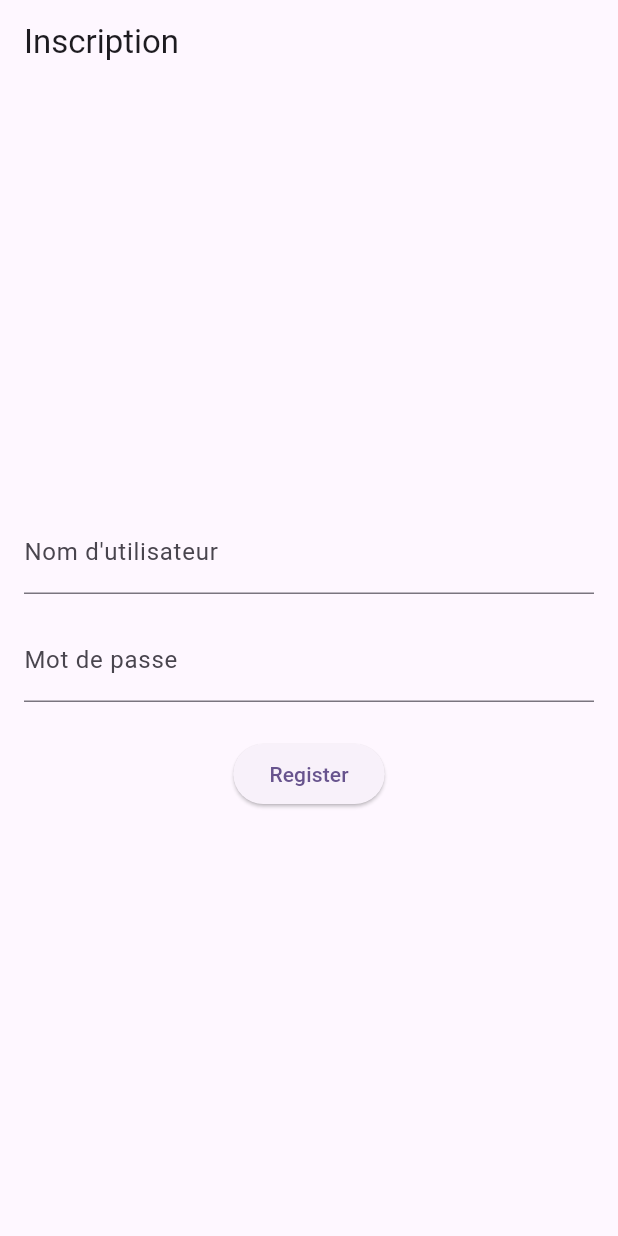
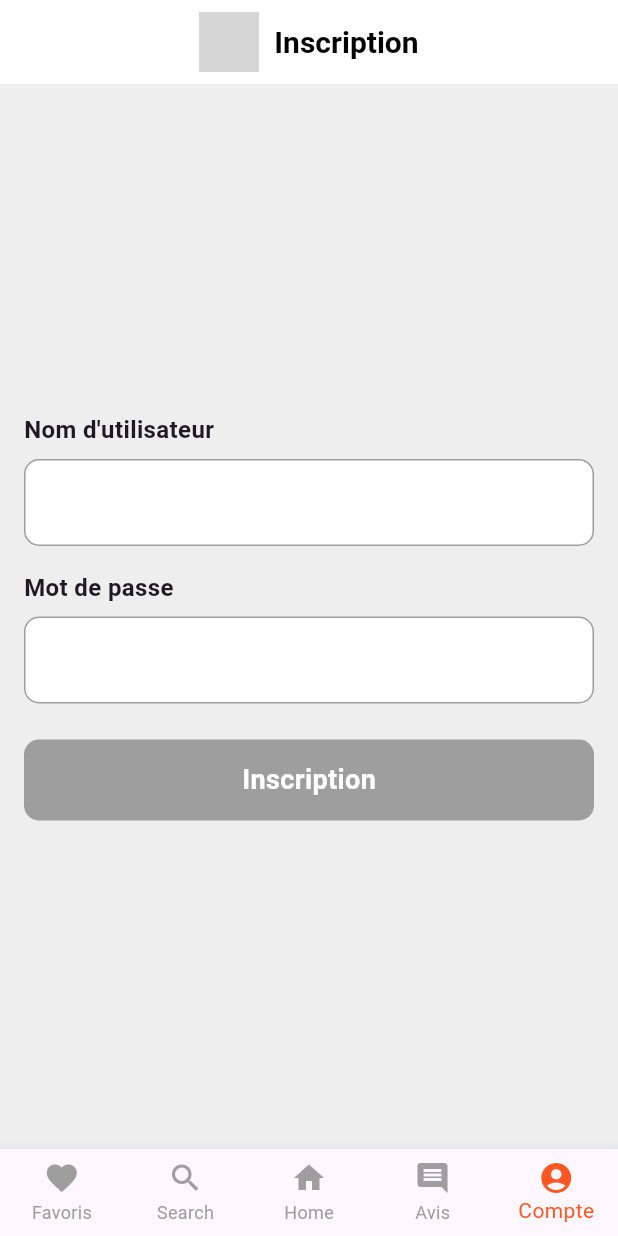
Before and after one commit to MatthiasCaroux/restaurant_mobile, a Flutter app: the RegisterView screen opened by its route, on a phone screen of 412 x 824 dp. Run offline on Flutter 3.47's test engine with Material 3 defaults, Android fonts, the phone set to English and light mode, and no system bars; our stand-ins replace go_router, supabase_flutter; accounts and stored records are empty; grey boxes are pictures that could not be loaded.

Commit message:
création de la page

```diff
--- a/application_restaurant/lib/database/insert_function.dart
+++ b/application_restaurant/lib/database/insert_function.dart
@@ -24,7 +24,7 @@ class InsertFunction {
   async {
     final supabase = Supabase.instance.client;
     final response = await supabase.from('Utilisateur').insert({
-      'Utilisateur': Utilisateur,
+      'username': Utilisateur,
       'password': password,
     });
 
--- a/application_restaurant/lib/views/Register.dart
+++ b/application_restaurant/lib/views/Register.dart
@@ -1,6 +1,7 @@
 import 'package:flutter/material.dart';
 import 'package:go_router/go_router.dart';
 import '../database/insert_function.dart';
+import 'bottom_navigation_bar.dart';
 
 class RegisterView extends StatelessWidget {
   final _formKey = GlobalKey<FormState>();
@@ -9,9 +10,31 @@ class RegisterView extends StatelessWidget {
 
   @override
   Widget build(BuildContext context) {
-    return Scaffold(
+    return Bottom_Navigation_Bar(
+      currentIndex: 4, // Index correspondant à "Compte"
+      child: Scaffold(
         appBar: AppBar(
-        title: Text("Inscription"),
+          backgroundColor: Colors.white,
+          elevation: 0,
+          title: Row(
+            mainAxisAlignment: MainAxisAlignment.center,
+            children: [
+              Image.asset(
+                'logo_site.png',
+                height: 40,
+              ),
+              SizedBox(width: 10),
+              Text(
+                "Inscription",
+                style: TextStyle(
+                  fontSize: 20,
+                  fontWeight: FontWeight.bold,
+                  color: Colors.black,
+                ),
+              ),
+            ],
+          ),
+          centerTitle: true,
         ),
         body: Center(
           child: Padding(
@@ -20,10 +43,25 @@ class RegisterView extends StatelessWidget {
               key: _formKey,
               child: Column(
                 mainAxisAlignment: MainAxisAlignment.center,
+                crossAxisAlignment: CrossAxisAlignment.start,
                 children: [
-                TextFormField(
+                  Text(
+                    "Nom d'utilisateur",
+                    style: TextStyle(fontSize: 16, fontWeight: FontWeight.bold),
+                  ),
+                  SizedBox(height: 8),
+                  Container(
+                    decoration: BoxDecoration(
+                      color: Colors.white,
+                      borderRadius: BorderRadius.circular(10),
+                      border: Border.all(color: Colors.grey),
+                    ),
+                    child: TextFormField(
                       controller: _usernameController,
-                  decoration: InputDecoration(labelText: "Nom d'utilisateur"),
+                      decoration: InputDecoration(
+                        border: InputBorder.none,
+                        contentPadding: EdgeInsets.symmetric(horizontal: 12, vertical: 16),
+                      ),
                       validator: (value) {
                         if (value == null || value.isEmpty) {
                           return "Entrez un nom d'utilisateur";
@@ -31,10 +69,25 @@ class RegisterView extends StatelessWidget {
                         return null;
                       },
                     ),
+                  ),
                   SizedBox(height: 16),
-                TextFormField(
+                  Text(
+                    "Mot de passe",
+                    style: TextStyle(fontSize: 16, fontWeight: FontWeight.bold),
+                  ),
+                  SizedBox(height: 8),
+                  Container(
+                    decoration: BoxDecoration(
+                      color: Colors.white,
+                      borderRadius: BorderRadius.circular(10),
+                      border: Border.all(color: Colors.grey),
+                    ),
+                    child: TextFormField(
                       controller: _passwordController,
-                  decoration: InputDecoration(labelText: "Mot de passe"),
+                      decoration: InputDecoration(
+                        border: InputBorder.none,
+                        contentPadding: EdgeInsets.symmetric(horizontal: 12, vertical: 16),
+                      ),
                       obscureText: true,
                       validator: (value) {
                         if (value == null || value.isEmpty) {
@@ -43,25 +96,44 @@ class RegisterView extends StatelessWidget {
                         return null;
                       },
                     ),
+                  ),
                   SizedBox(height: 24),
-                ElevatedButton(
-                  onPressed: () {
+                  Center(
+                    child: Container(
+                      width: double.infinity,
+                      padding: EdgeInsets.symmetric(vertical: 14),
+                      decoration: BoxDecoration(
+                        color: Colors.grey,
+                        borderRadius: BorderRadius.circular(10),
+                      ),
+                      alignment: Alignment.center,
+                      child: GestureDetector(
+                        onTap: () {
                           if (_formKey.currentState!.validate()) {
-                      // Handle form submission
-                      context.go('/home');
                             InsertFunction.insertUtilisateur(
                               _usernameController.text,
                               _passwordController.text,
                             );
                           }
                         },
-                  child: Text("Register"),
+                        child: Text(
+                          "Inscription",
+                          style: TextStyle(
+                            color: Colors.white,
+                            fontSize: 18,
+                            fontWeight: FontWeight.bold,
+                          ),
+                        ),
+                      ),
+                    ),
                   ),
                 ],
               ),
             ),
           ),
         ),
+        backgroundColor: Colors.grey[200],
+      ),
     );
   }
 }
```
Also changed, not shown: application_restaurant/assets/logo_site.png (added), application_restaurant/pubspec.lock. Lines whose indentation alone changed are shown as unchanged.
